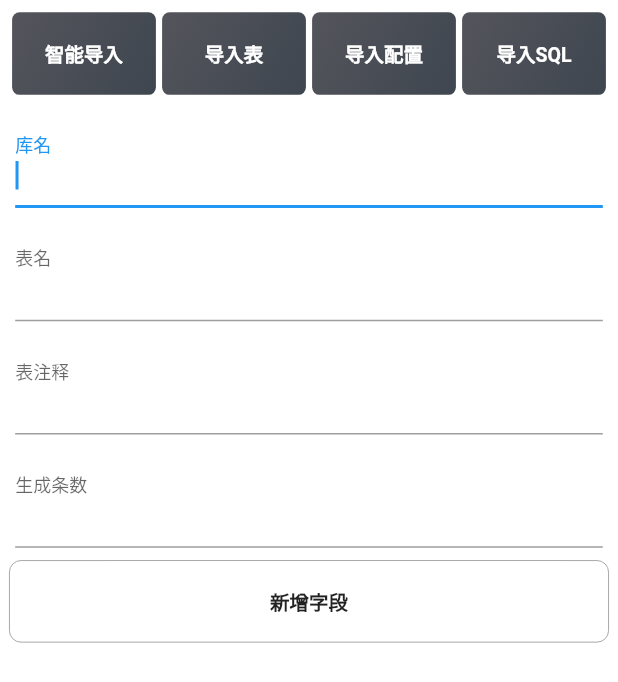
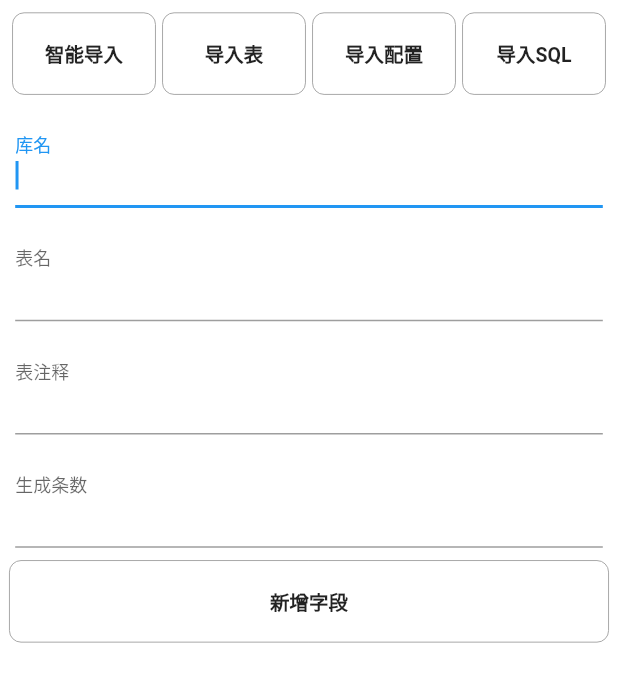
Before and after one commit to ellis1119/codegendemo, a Flutter app: the InputConfig screen opened directly, on a phone screen of 412 x 824 dp. Shown: the top 682 px of the screen. Run offline on Flutter 3.47's test engine with Material 2 defaults, Android fonts, the phone set to English and light mode, and no system bars; our stand-ins replace fl_chart, flutter_highlight, font_awesome_flutter, url_strategy.

Commit message:
2022-11-24

```diff
--- a/lib/pages/fieldList.dart
+++ b/lib/pages/fieldList.dart
@@ -359,14 +359,11 @@ class IncButton extends StatelessWidget {
 
   @override
   Widget build(BuildContext context) {
-    return OutlinedButton(
+    return ElevatedButton(
       onPressed: onPressed as void Function()?,
-      style: OutlinedButton.styleFrom(
+      style: ElevatedButton.styleFrom(
         side: const BorderSide(
-          width: 0.6,
-          color: Colors.grey,
-          style: BorderStyle.solid,
-        ),
+            width: 0.6, color: Colors.grey, style: BorderStyle.solid),
         elevation: 0,
         primary: Colors.white,
         padding: const EdgeInsets.symmetric(vertical: 18.0),
--- a/lib/pages/inputConfig.dart
+++ b/lib/pages/inputConfig.dart
@@ -284,23 +284,13 @@ class ImpButton extends StatelessWidget {
 
   @override
   Widget build(BuildContext context) {
-    return DecoratedBox(
-      decoration: BoxDecoration(
-        gradient: const LinearGradient(
-          colors: [
-            Color.fromRGBO(66, 66, 74, 0.9),
-            Color.fromRGBO(41, 50, 60, 0.9),
-          ],
-          begin: Alignment.topLeft,
-          end: Alignment.bottomRight,
-        ),
-        borderRadius: BorderRadius.circular(5),
-      ),
-      child: ElevatedButton(
+    return ElevatedButton(
       onPressed: onPressed as void Function()?,
       style: ElevatedButton.styleFrom(
+        side: const BorderSide(
+            width: 0.6, color: Colors.grey, style: BorderStyle.solid),
         elevation: 0,
-          primary: Colors.transparent,
+        primary: Colors.white,
         padding: const EdgeInsets.symmetric(vertical: 18.0),
         shape: RoundedRectangleBorder(
           borderRadius: BorderRadius.circular(8),
@@ -309,8 +299,7 @@ class ImpButton extends StatelessWidget {
       child: Text(
         text,
         style: const TextStyle(
-              fontSize: 13, color: Colors.white, fontWeight: FontWeight.bold),
-        ),
+            fontSize: 13, color: Colors.black87, fontWeight: FontWeight.bold),
       ),
     );
   }
```
Also changed, not shown: lib/pages/demo5.dart (added, +18 -0 lines), lib/pages/mainBar.dart (+4 -3 lines). Lines whose indentation alone changed are shown as unchanged.
